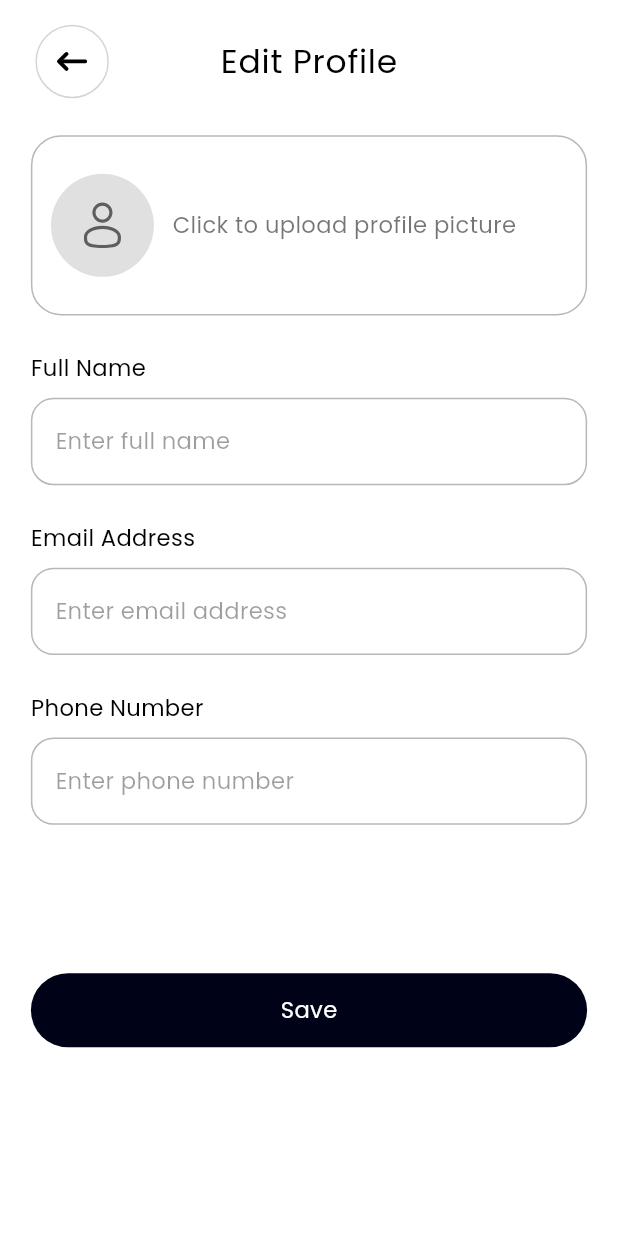
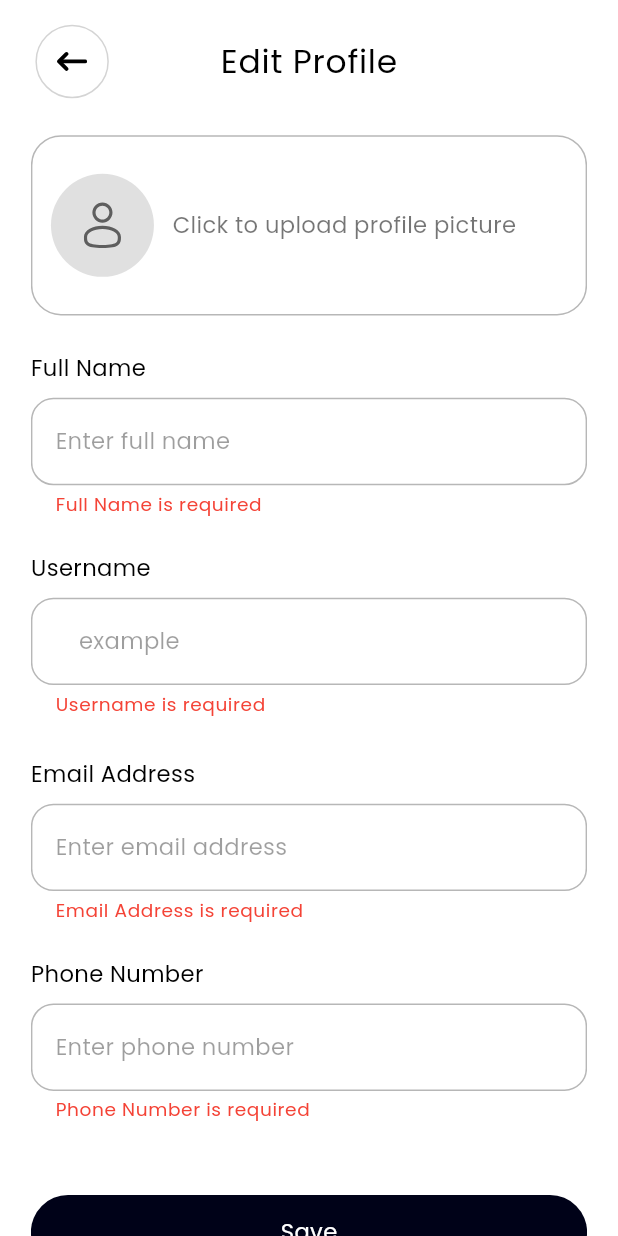
Before and after one commit to mideunlocked/sole-capsule, a Flutter app: the EditProfileScreen screen opened by its route, after a tap on "Save", on a phone screen of 412 x 824 dp. Run offline on Flutter 3.47's test engine with Material 3 defaults, Android fonts, the phone set to English and light mode, and no system bars; our stand-ins replace cloud_firestore, firebase_auth, firebase_core, firebase_messaging, firebase_storage, flutter_local_notifications and 3 more; missing offline and left inert: encrypt; accounts and stored records are empty; project files that could hold a hidden picture were left out.

Commit message:
New git commit from Ariyo

```diff
--- /dev/null
+++ b/lib/models/user_details.dart
@@ -0,0 +1,56 @@
+class UserDetails {
+  final String email;
+  final String username;
+  final String fullName;
+  final String password;
+  final String profileImage;
+  final String phoneNumber;
+
+  const UserDetails({
+    required this.email,
+    required this.fullName,
+    required this.username,
+    required this.password,
+    required this.phoneNumber,
+    required this.profileImage,
+  });
+
+  factory UserDetails.fromJson({required Map<String, dynamic> json}) {
+    return UserDetails(
+      email: json['email'] as String,
+      fullName: json['fullName'] as String,
+      password: json['password'] as String,
+      username: json['username'] as String,
+      profileImage: json['profileImage'] as String,
+      phoneNumber: json['phoneNumber'] as String,
+    );
+  }
+
+  Map<String, dynamic> toJson({
+    required String encryptedPassword,
+  }) {
+    return {
+      'email': email,
+      'fullName': fullName,
+      'password': encryptedPassword,
+      'username': username,
+      'profileImage': profileImage,
+      'phoneNumber': phoneNumber,
+    };
+  }
+
+  Map<String, dynamic> toUserDetailsJson({
+    required String pUsername,
+    required String pProfileImage,
+    required String pPhoneNumber,
+  }) {
+    return {
+      'email': email,
+      'fullName': fullName,
+      'password': password,
+      'username': pUsername,
+      'profileImage': pProfileImage,
+      'phoneNumber': pPhoneNumber,
+    };
+  }
+}
--- a/lib/models/users.dart
+++ b/lib/models/users.dart
@@ -1,26 +1,17 @@
 import 'box.dart';
 import 'delivery_details.dart';
+import 'user_details.dart';
 
 class Users {
   final String id;
-  final String email;
   final List<Box> boxes;
-  final String username;
-  final String fullName;
-  final String password;
-  final String profileImage;
-  final String phoneNumber;
+  final UserDetails userDetails;
   final DeliveryDetails deliveryDetails;
 
   const Users({
     required this.id,
-    required this.email,
     required this.boxes,
-    required this.fullName,
-    required this.password,
-    required this.username,
-    required this.profileImage,
-    required this.phoneNumber,
+    required this.userDetails,
     required this.deliveryDetails,
   });
 
@@ -35,32 +26,28 @@ class Users {
     Map<String, dynamic> parsedDetails =
         json['deliveryDetails'] as Map<String, dynamic>;
 
+    Map<String, dynamic> userDetails =
+        json['userDetails'] as Map<String, dynamic>;
+
     return Users(
       id: json['id'] as String,
-      email: json['email'] as String,
       boxes: boxes,
-      fullName: json['fullName'] as String,
-      password: json['password'] as String,
-      username: json['username'] as String,
-      profileImage: json['profileImage'] as String,
-      phoneNumber: json['phoneNumber'] as String,
-      deliveryDetails: DeliveryDetails.fromJson(
-        json: parsedDetails,
-      ),
+      userDetails: UserDetails.fromJson(json: userDetails),
+      deliveryDetails: DeliveryDetails.fromJson(json: parsedDetails),
     );
   }
 
-  Map<String, dynamic> toJson(String? uid, {required Users user}) {
+  Map<String, dynamic> toJson(
+    String? uid, {
+    required String encryptedPassword,
+  }) {
     return {
       'id': uid,
-      'email': user.email,
-      'boxes': user.boxes,
-      'fullName': user.fullName,
-      'password': user.password,
-      'username': user.username,
-      'profileImage': user.profileImage,
-      'phoneNumber': user.phoneNumber,
-      'deliveryDetials': {},
+      'boxes': boxes,
+      'userDetails': userDetails.toJson(
+        encryptedPassword: encryptedPassword,
+      ),
+      'deliveryDetails': deliveryDetails.toJSon(),
     };
   }
 }
--- a/lib/screens/profile_screens/edit_profile_screen.dart
+++ b/lib/screens/profile_screens/edit_profile_screen.dart
@@ -5,7 +5,9 @@ import 'package:sole_capsule/widgets/general_widgets/custom_button.dart';
 import 'package:sole_capsule/widgets/general_widgets/custom_text_field.dart';
 import 'package:sole_capsule/widgets/general_widgets/profile_image_selector.dart';
 
+import '../../models/user_details.dart';
 import '../../models/users.dart';
+import '../../provider/auth_provider.dart';
 import '../../provider/user_provider.dart';
 import '../../widgets/general_widgets/custom_app_bar.dart';
 import '../../widgets/general_widgets/padded_screen_widget.dart';
@@ -23,6 +25,18 @@ class EditProfileScreenState extends State<EditProfileScreen> {
   var fullNameCtr = TextEditingController();
   var emailCtr = TextEditingController();
   var numberCtr = TextEditingController();
+  var usernameCtr = TextEditingController();
+
+  bool usernameAvailable = false;
+  bool isLoading = false;
+  bool isChecked = false;
+
+  @override
+  void initState() {
+    super.initState();
+
+    getUserDetails();
+  }
 
   @override
   void dispose() {
@@ -31,24 +45,27 @@ class EditProfileScreenState extends State<EditProfileScreen> {
     fullNameCtr.dispose();
     emailCtr.dispose();
     numberCtr.dispose();
+    usernameCtr.dispose();
   }
+
+  final _formKey = GlobalKey<FormState>();
+  final GlobalKey<ScaffoldMessengerState> _scaffoldKey =
+      GlobalKey<ScaffoldMessengerState>();
 
   @override
   Widget build(BuildContext context) {
     var sizedBox = SizedBox(height: 3.h);
+    var of = Theme.of(context);
+    var textTheme = of.textTheme;
 
     return Scaffold(
-      body: SafeArea(
-        child: PaddedScreenWidget(
-          child: Consumer<UserProvider>(
-            builder: (context, user, child) {
-              Users userData = user.user;
-
-              fullNameCtr = TextEditingController(text: userData.fullName);
-              emailCtr = TextEditingController(text: userData.email);
-              numberCtr = TextEditingController(text: userData.phoneNumber);
-
-              return Column(
+      body: ScaffoldMessenger(
+        key: _scaffoldKey,
+        child: SafeArea(
+          child: PaddedScreenWidget(
+            child: Form(
+              key: _formKey,
+              child: Column(
                 children: [
                   const CustomAppBar(title: 'Edit Profile'),
                   Expanded(
@@ -56,8 +73,8 @@ class EditProfileScreenState extends State<EditProfileScreen> {
                       child: Column(
                         children: [
                           sizedBox,
-                          SelectProfileImageWidget(
-                            imageUrl: userData.profileImage,
+                          const SelectProfileImageWidget(
+                            imageUrl: '',
                           ),
                           sizedBox,
                           CustomTextField(
@@ -65,6 +82,63 @@ class EditProfileScreenState extends State<EditProfileScreen> {
                             title: 'Full Name',
                             hint: 'Enter full name',
                           ),
+                          sizedBox,
+                          Consumer<AuthProvider>(
+                              builder: (ctx, provider, child) {
+                            return CustomTextField(
+                              controller: usernameCtr,
+                              title: 'Username',
+                              hint: 'example',
+                              inputAction: TextInputAction.done,
+                              onChanged: (value) async {
+                                print(value);
+                                bool isAvailable = await provider.checkUsername(
+                                  username: value,
+                                );
+
+                                setState(() {
+                                  isChecked = true;
+                                  usernameAvailable = isAvailable;
+                                });
+                              },
+                            );
+                          }),
+                          SizedBox(height: 0.5.h),
+                          !isChecked
+                              ? const SizedBox()
+                              : Row(
+                                  children: [
+                                    Visibility(
+                                      visible: isLoading,
+                                      replacement: Icon(
+                                        usernameAvailable
+                                            ? Icons.check_circle_rounded
+                                            : Icons.cancel_rounded,
+                                        color: usernameAvailable
+                                            ? Colors.green
+                                            : Colors.red,
+                                      ),
+                                      child: SizedBox(
+                                        height: 1.5.h,
+                                        width: 3.w,
+                                        child: CircularProgressIndicator(
+                                          color: Colors.grey.shade300,
+                                          backgroundColor: Colors.grey.shade200,
+                                        ),
+                                      ),
+                                    ),
+                                    SizedBox(width: 2.w),
+                                    Text(
+                                      usernameAvailable
+                                          ? 'username available'
+                                          : 'username already in use',
+                                      style: textTheme.bodySmall?.copyWith(
+                                          color: usernameAvailable
+                                              ? Colors.green
+                                              : Colors.red),
+                                    ),
+                                  ],
+                                ),
                           sizedBox,
                           CustomTextField(
                             controller: emailCtr,
@@ -79,10 +153,8 @@ class EditProfileScreenState extends State<EditProfileScreen> {
                           ),
                           sizedBox,
                           sizedBox,
-                          sizedBox,
-                          sizedBox,
                           CustomButton(
-                            onTap: () {},
+                            onTap: updateUserDetails,
                             label: 'Save',
                           ),
                           sizedBox,
@@ -91,11 +163,57 @@ class EditProfileScreenState extends State<EditProfileScreen> {
                     ),
                   ),
                 ],
-              );
-            },
+              ),
+            ),
           ),
         ),
       ),
     );
   }
+
+  void getUserDetails() {
+    var userProvider = Provider.of<UserProvider>(context, listen: false);
+
+    Users userData = userProvider.user;
+    UserDetails userDetails = userData.userDetails;
+
+    setState(() {
+      fullNameCtr = TextEditingController(text: userDetails.fullName);
+      emailCtr = TextEditingController(text: userDetails.email);
+      numberCtr = TextEditingController(text: userDetails.phoneNumber);
+      usernameCtr = TextEditingController(text: userDetails.username);
+    });
+  }
+
+  void updateUserDetails() async {
+    final isValid = _formKey.currentState!.validate();
+
+    if (isValid == false) {
+      return;
+    } else {
+      var userProvider = Provider.of<UserProvider>(context, listen: false);
+
+      await userProvider
+          .updateUserDetails(
+            userDetails: UserDetails(
+              email: emailCtr.text.trim(),
+              fullName: fullNameCtr.text.trim(),
+              username: usernameCtr.text.trim(),
+              password: '',
+              phoneNumber: numberCtr.text.trim(),
+              profileImage: '',
+            ),
+            scaffoldKey: _scaffoldKey,
+          )
+          .then(
+            (_) async => await userProvider
+                .getUser(
+                  scaffoldKey: _scaffoldKey,
+                )
+                .then(
+                  (_) => getUserDetails(),
+                ),
+          );
+    }
+  }
 }
--- a/lib/widgets/general_widgets/custom_text_field.dart
+++ b/lib/widgets/general_widgets/custom_text_field.dart
@@ -15,6 +15,7 @@ class CustomTextField extends StatefulWidget {
     this.isObscure = false,
     this.isVisibilityShown = false,
     this.onChanged,
+    this.maxLength,
   });
 
   final TextEditingController controller;
@@ -25,6 +26,7 @@ class CustomTextField extends StatefulWidget {
   final String hint;
   final bool isObscure;
   final bool isVisibilityShown;
+  final int? maxLength;
 
   @override
   State<CustomTextField> createState() => _CustomTextFieldState();
@@ -76,6 +78,10 @@ class _CustomTextFieldState extends State<CustomTextField> {
           cursorColor: AppColors.secondary,
           style: bodyMedium,
           enableSuggestions: !widget.isObscure,
+          maxLength: widget.maxLength,
+          buildCounter: (context,
+                  {required currentLength, required isFocused, maxLength}) =>
+              const SizedBox(),
           decoration: InputDecoration(
             hintText: widget.hint,
             hintStyle: bodyMedium?.copyWith(color: Colors.black38),
```
Also changed, not shown: lib/provider/auth_provider.dart (+18 -7 lines), lib/provider/user_provider.dart (+74 -8 lines), lib/screens/auth_screens/create_account_screen.dart (+10 -6 lines), lib/screens/auth_screens/set_up_screen.dart (+16 -1 lines), lib/screens/bottom_nav_screens/profile_screen.dart (+13 -9 lines), pubspec.yaml (+8 -0 lines), assets/logo/sole.png (renamed from assets/logo/sole.JPG), pubspec.lock, 27 other files.
